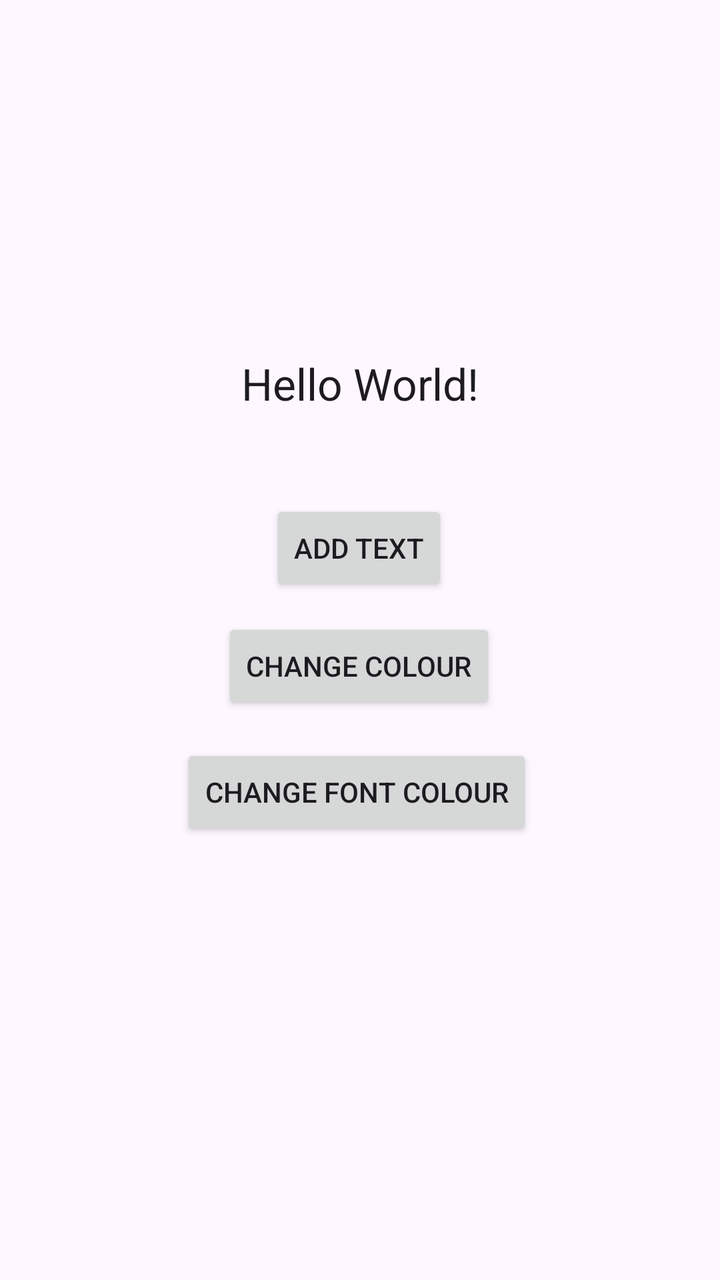
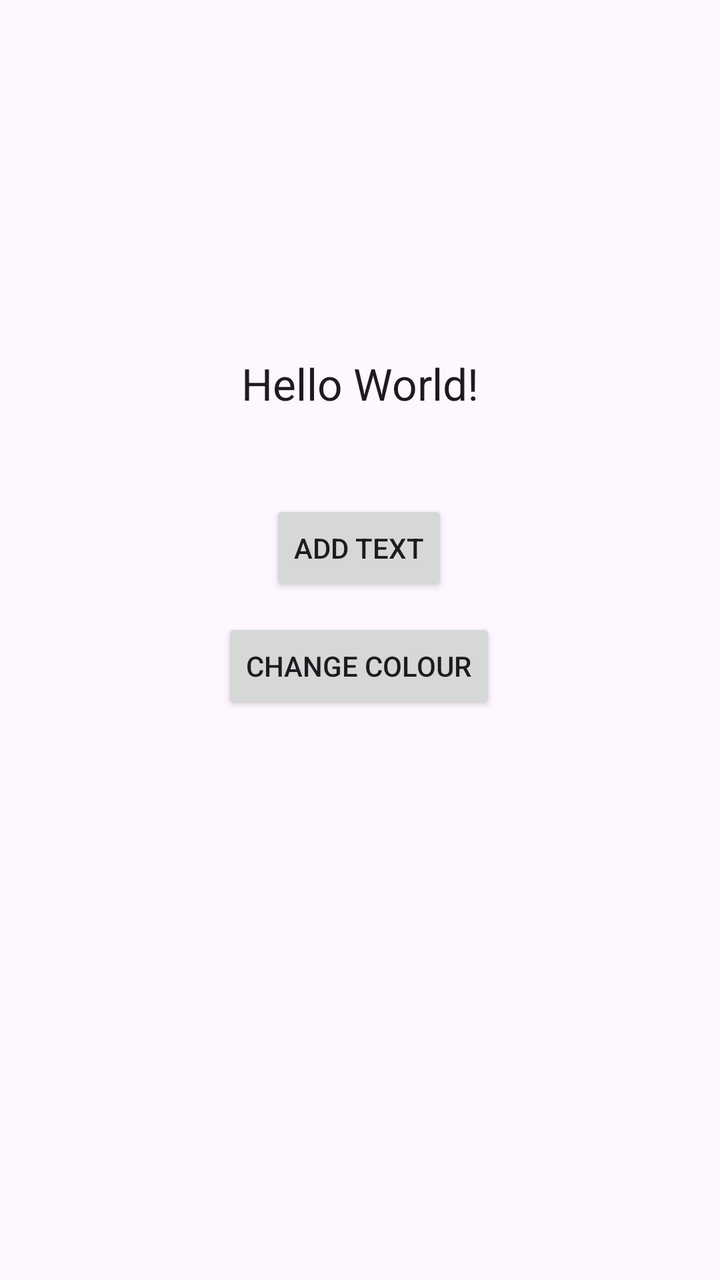

Screens rendered from an Android XML layout before and after an edit, with the pre-edit source and the edit as a unified diff.
<!-- AndroidManifest.xml: application theme Theme.SAID_WORLD -->
<!-- res/layout/activity_main.xml -->
<?xml version="1.0" encoding="utf-8"?>
<androidx.constraintlayout.widget.ConstraintLayout xmlns:android="http://schemas.android.com/apk/res/android"
    xmlns:app="http://schemas.android.com/apk/res-auto"
    xmlns:tools="http://schemas.android.com/tools"
    android:id="@+id/main"
    android:layout_width="match_parent"
    android:layout_height="match_parent"
    tools:context=".MainActivity">

    <TextView
        android:id="@+id/text1"
        android:layout_width="wrap_content"
        android:layout_height="wrap_content"
        android:text="Hello World!"
        android:textAppearance="@style/TextAppearance.AppCompat.Large"
        app:layout_constraintBottom_toBottomOf="parent"
        app:layout_constraintEnd_toEndOf="parent"
        app:layout_constraintStart_toStartOf="parent"
        app:layout_constraintTop_toTopOf="parent"
        app:layout_constraintVertical_bias="0.29" />

    <Button
        android:id="@+id/button1"
        android:layout_width="wrap_content"
        android:layout_height="wrap_content"
        android:layout_marginStart="160dp"
        android:layout_marginEnd="161dp"
        android:layout_marginBottom="342dp"
        android:text="Add text"
        app:layout_constraintBottom_toBottomOf="parent"
        app:layout_constraintEnd_toEndOf="parent"
        app:layout_constraintStart_toStartOf="parent" />

    <Button
        android:id="@+id/button2"
        android:layout_width="wrap_content"
        android:layout_height="wrap_content"
        android:layout_marginStart="160dp"
        android:layout_marginEnd="161dp"
        android:layout_marginBottom="283dp"
        android:text="change colour"
        app:layout_constraintBottom_toBottomOf="parent"
        app:layout_constraintEnd_toEndOf="parent"
        app:layout_constraintStart_toStartOf="parent" />

    <Button
        android:id="@+id/button3"
        android:layout_width="wrap_content"
        android:layout_height="wrap_content"
        android:layout_marginStart="162dp"
        android:layout_marginEnd="159dp"
        android:layout_marginBottom="220dp"
        android:text="change font colour"
        app:layout_constraintBottom_toBottomOf="parent"
        app:layout_constraintEnd_toEndOf="parent"
        app:layout_constraintHorizontal_bias="0.525"
        app:layout_constraintStart_toStartOf="parent" />

</androidx.constraintlayout.widget.ConstraintLayout>
<!-- resources referenced by this layout -->
<resources>
  <style name="Theme.SAID_WORLD" parent="Base.Theme.SAID_WORLD" />
  <style name="Base.Theme.SAID_WORLD" parent="Theme.Material3.DayNight.NoActionBar">
          
          
      </style>
</resources>

<!-- the commit's change to res/layout/activity_main.xml (unified diff, before → after) -->
@@ -43,17 +43,4 @@
         app:layout_constraintEnd_toEndOf="parent"
         app:layout_constraintStart_toStartOf="parent" />
 
-    <Button
-        android:id="@+id/button3"
-        android:layout_width="wrap_content"
-        android:layout_height="wrap_content"
-        android:layout_marginStart="162dp"
-        android:layout_marginEnd="159dp"
-        android:layout_marginBottom="220dp"
-        android:text="change font colour"
-        app:layout_constraintBottom_toBottomOf="parent"
-        app:layout_constraintEnd_toEndOf="parent"
-        app:layout_constraintHorizontal_bias="0.525"
-        app:layout_constraintStart_toStartOf="parent" />
-
 </androidx.constraintlayout.widget.ConstraintLayout>
